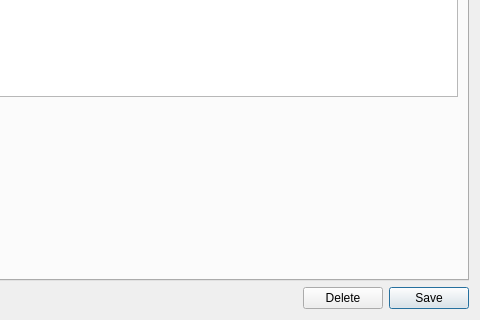
First picture: the form in projects/ores.qt/ui/TreatmentDimensionDetailDialog.ui, repository OreStudio/OreStudio, before the edit; both pictures show x 120 to 600 and y 180 to 500 of the 600 by 500 pixel window.
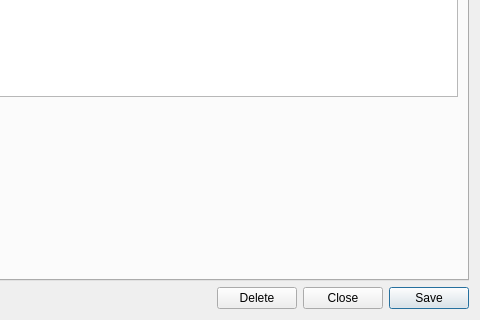
Second picture: the form after the edit. Custom widgets are drawn as their Qt base class.

Commit message: [qt] Remove toolbars from detail dialogs; add Close button throughout

```diff
--- a/projects/ores.qt/ui/TreatmentDimensionDetailDialog.ui
+++ b/projects/ores.qt/ui/TreatmentDimensionDetailDialog.ui
@@ -147,6 +147,13 @@
        </property>
       </widget>
      </item>
+     <item>
+      <widget class="QPushButton" name="closeButton">
+       <property name="text">
+        <string>Close</string>
+       </property>
+      </widget>
+     </item>
      <item>
       <widget class="QPushButton" name="saveButton">
        <property name="text">
```
The commit also changes 201 other files.
